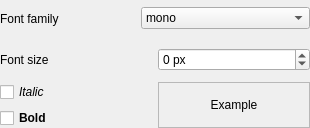
open-cogsci/OpenSesame, file resources/ui/widgets/font_widget.ui: the form before one commit.
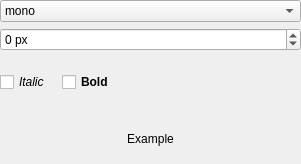
The form after the commit.

The edit to the form file:
```diff
--- a/resources/ui/widgets/font_widget.ui
+++ b/resources/ui/widgets/font_widget.ui
@@ -6,8 +6,8 @@
    <rect>
     <x>0</x>
     <y>0</y>
-    <width>310</width>
-    <height>128</height>
+    <width>301</width>
+    <height>164</height>
    </rect>
   </property>
   <property name="windowTitle">
@@ -15,24 +15,11 @@
   </property>
   <layout class="QVBoxLayout" name="vertical_layout">
    <property name="spacing">
-    <number>4</number>
+    <number>6</number>
    </property>
    <property name="margin">
     <number>0</number>
    </property>
-   <item>
-    <widget class="QWidget" name="widget_family_container" native="true">
-     <layout class="QHBoxLayout" name="font_widget_layout">
-      <property name="margin">
-       <number>0</number>
-      </property>
-      <item>
-       <widget class="QLabel" name="label_family">
-        <property name="text">
-         <string>Font family</string>
-        </property>
-       </widget>
-      </item>
       <item>
        <widget class="QComboBox" name="combobox_family">
         <item>
@@ -77,22 +64,6 @@
         </item>
        </widget>
       </item>
-     </layout>
-    </widget>
-   </item>
-   <item>
-    <widget class="QWidget" name="widget_size_container" native="true">
-     <layout class="QHBoxLayout" name="horizontalLayout_3">
-      <property name="margin">
-       <number>0</number>
-      </property>
-      <item>
-       <widget class="QLabel" name="label_size">
-        <property name="text">
-         <string>Font size</string>
-        </property>
-       </widget>
-      </item>
       <item>
        <widget class="QSpinBox" name="spinbox_size">
         <property name="suffix">
@@ -106,18 +77,18 @@
         </property>
        </widget>
       </item>
-     </layout>
-    </widget>
-   </item>
    <item>
-    <widget class="QWidget" name="widget_misc_container" native="true">
-     <layout class="QHBoxLayout" name="horizontalLayout_4">
-      <property name="margin">
-       <number>0</number>
-      </property>
-      <item>
-       <widget class="QWidget" name="widget_style_container" native="true">
-        <layout class="QVBoxLayout" name="verticalLayout">
+    <widget class="QWidget" name="widget" native="true">
+     <property name="sizePolicy">
+      <sizepolicy hsizetype="Fixed" vsizetype="Preferred">
+       <horstretch>0</horstretch>
+       <verstretch>0</verstretch>
+      </sizepolicy>
+     </property>
+     <layout class="QHBoxLayout" name="horizontalLayout">
+      <property name="spacing">
+       <number>12</number>
+      </property>
          <property name="margin">
           <number>0</number>
          </property>
@@ -150,18 +121,6 @@
        </widget>
       </item>
       <item>
-       <widget class="QFrame" name="widget_example">
-        <property name="frameShape">
-         <enum>QFrame::StyledPanel</enum>
-        </property>
-        <property name="frameShadow">
-         <enum>QFrame::Raised</enum>
-        </property>
-        <layout class="QVBoxLayout" name="verticalLayout_2">
-         <property name="margin">
-          <number>4</number>
-         </property>
-         <item>
           <widget class="QLabel" name="label_example">
            <property name="text">
             <string>Example</string>
@@ -169,12 +128,6 @@
            <property name="alignment">
             <set>Qt::AlignCenter</set>
            </property>
-          </widget>
-         </item>
-        </layout>
-       </widget>
-      </item>
-     </layout>
     </widget>
    </item>
   </layout>
```
Lines whose indentation alone changed are shown as unchanged.
